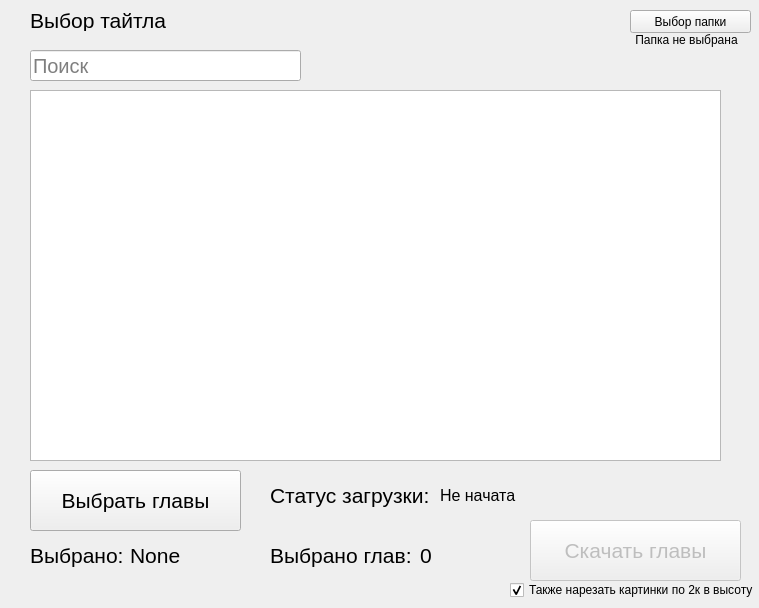
Above: ui/main.ui from nelttjen/remanga_qt_parser before the change. Below: the same form after it.
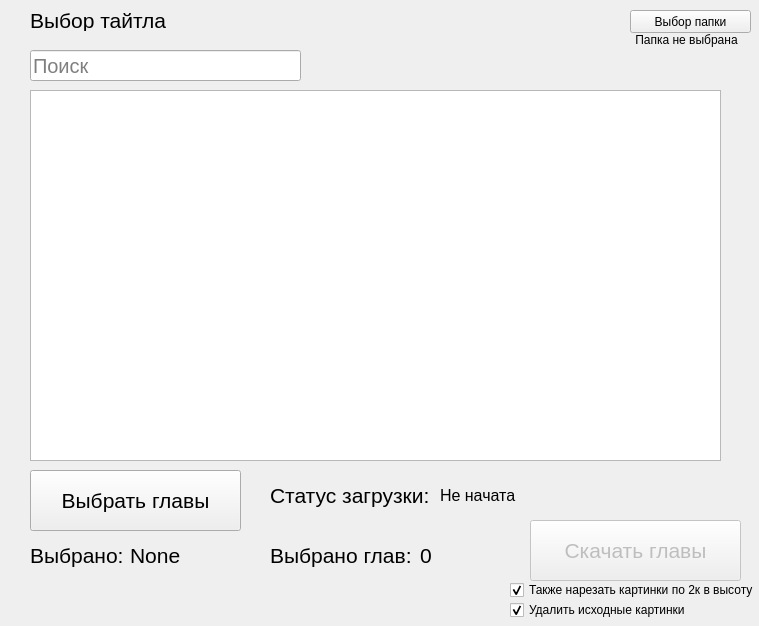
That is the form after the change.

```diff
--- a/ui/main.ui
+++ b/ui/main.ui
@@ -7,7 +7,7 @@
     <x>0</x>
     <y>0</y>
     <width>759</width>
-    <height>608</height>
+    <height>626</height>
    </rect>
   </property>
   <property name="windowTitle">
@@ -266,6 +266,22 @@
      <bool>true</bool>
     </property>
    </widget>
+   <widget class="QCheckBox" name="cut_clear">
+    <property name="geometry">
+     <rect>
+      <x>510</x>
+      <y>600</y>
+      <width>251</width>
+      <height>20</height>
+     </rect>
+    </property>
+    <property name="text">
+     <string>Удалить исходные картинки</string>
+    </property>
+    <property name="checked">
+     <bool>true</bool>
+    </property>
+   </widget>
   </widget>
  </widget>
  <resources/>
```
